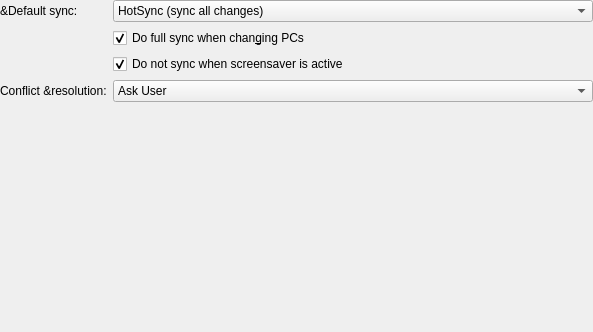
First picture: the form in kpilot/kpilot/config_page_sync.ui, repository chusopr/kdepim-ktimetracker-akonadi, before the edit.
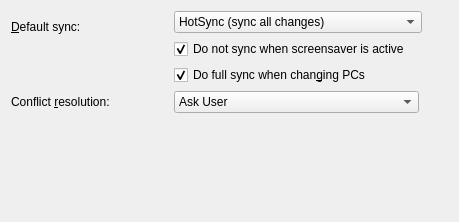
Second picture: the form after the edit. Custom widgets are drawn as their Qt base class.

```diff
--- a/kpilot/kpilot/config_page_sync.ui
+++ b/kpilot/kpilot/config_page_sync.ui
@@ -3,38 +3,58 @@
   <comment>A widget for editing HotSync-specific settings.</comment>
   <exportmacro></exportmacro>
   <class>SyncConfigWidget</class>
-  <widget class="QWidget" name="SyncConfigForm" >
+ <widget class="QWidget" name="SyncConfigWidget" >
     <property name="geometry" >
       <rect>
         <x>0</x>
         <y>0</y>
-        <width>593</width>
-        <height>332</height>
+    <width>459</width>
+    <height>222</height>
       </rect>
     </property>
     <property name="windowTitle" >
       <string>KPilot Options</string>
     </property>
-    <layout class="QGridLayout" >
-      <property name="margin" >
-        <number>0</number>
-      </property>
-      <item row="1" column="1" >
-        <widget class="QCheckBox" name="fFullSyncCheck" >
+  <layout class="QGridLayout" name="gridLayout" >
+   <item rowspan="2" row="0" column="0" >
+    <layout class="QVBoxLayout" name="verticalLayout_2" >
+     <item>
+      <widget class="QLabel" name="textLabel1_2" >
           <property name="text" >
-            <string>Do full sync when chan&amp;ging PCs</string>
-          </property>
-          <property name="checked" >
-            <bool>true</bool>
-          </property>
-          <property name="whatsThis" stdset="0" >
-            <string>&lt;qt>Check this box to perform a full sync when your last sync was performed with another PC or system, to guarantee the completeness of your data.&lt;/qt></string>
-          </property>
-        </widget>
+        <string>&amp;Default sync:</string>
+       </property>
+       <property name="wordWrap" >
+        <bool>false</bool>
+       </property>
+       <property name="buddy" >
+        <cstring>fSpecialSync</cstring>
+       </property>
+      </widget>
+     </item>
+     <item>
+      <spacer name="horizontalSpacer" >
+       <property name="orientation" >
+        <enum>Qt::Horizontal</enum>
+       </property>
+       <property name="sizeHint" stdset="0" >
+        <size>
+         <width>40</width>
+         <height>20</height>
+        </size>
+       </property>
+      </spacer>
+     </item>
+    </layout>
       </item>
       <item row="0" column="1" >
-        <widget class="QComboBox" name="fSpecialSync" >
-          <property name="whatsThis" stdset="0" >
+    <widget class="KComboBox" name="fSpecialSync" >
+     <property name="sizePolicy" >
+      <sizepolicy vsizetype="Fixed" hsizetype="Maximum" >
+       <horstretch>0</horstretch>
+       <verstretch>0</verstretch>
+      </sizepolicy>
+     </property>
+     <property name="whatsThis" >
             <string>&lt;qt>Select in this list the synchronization type that KPilot will use as default. Possible values are:&lt;br>"HotSync", to run all selected conduits, and sync the databases with a modified flag set, updating the modified records only;&lt;br>"FullSync" to run all selected conduits, and sync all databases, reading all records, and performing a full backup;&lt;br>"Copy PC to handheld" to run all conduits and sync all databases, but instead of merging the information from both sources, copy the PC data to the handheld;&lt;br>"Copy handheld to PC" to run all conduits and sync all databases, but instead of merging the information from both sources, copy the handheld data to the PC.&lt;/qt></string>
           </property>
           <item>
@@ -59,38 +79,89 @@
           </item>
         </widget>
       </item>
-      <item row="0" column="0" >
-        <widget class="QLabel" name="textLabel1_2" >
+   <item rowspan="2" row="1" column="1" colspan="2" >
+    <layout class="QVBoxLayout" name="verticalLayout" >
+     <item>
+      <widget class="QCheckBox" name="fScreenlockSecure" >
+       <property name="sizePolicy" >
+        <sizepolicy vsizetype="Fixed" hsizetype="Preferred" >
+         <horstretch>0</horstretch>
+         <verstretch>0</verstretch>
+        </sizepolicy>
+       </property>
+       <property name="whatsThis" >
+        <string>&lt;qt>Check this box to prevent KPilot from syncing your handheld while the screensaver is active: this is a security measure to prevent others from syncing &lt;i>their&lt;/i> handhelds with your data.  This option must be disabled when you use a different desktop, since KPilot is not aware of screensavers other than KDE's.&lt;/qt></string>
+       </property>
           <property name="text" >
-            <string>&amp;Default sync:</string>
-          </property>
-          <property name="buddy" stdset="0" >
-            <cstring>fSpecialSync</cstring>
-          </property>
-          <property name="wordWrap" >
-            <bool>false</bool>
-          </property>
-        </widget>
-      </item>
-      <item row="4" column="1" >
-        <spacer name="spacer3" >
-          <property name="sizeHint" >
+        <string>Do not sync when screensaver is active</string>
+       </property>
+       <property name="checked" >
+        <bool>true</bool>
+       </property>
+      </widget>
+     </item>
+     <item>
+      <widget class="QCheckBox" name="fFullSyncCheck" >
+       <property name="sizePolicy" >
+        <sizepolicy vsizetype="Fixed" hsizetype="Preferred" >
+         <horstretch>0</horstretch>
+         <verstretch>0</verstretch>
+        </sizepolicy>
+       </property>
+       <property name="whatsThis" >
+        <string>&lt;qt>Check this box to perform a full sync when your last sync was performed with another PC or system, to guarantee the completeness of your data.&lt;/qt></string>
+       </property>
+       <property name="text" >
+        <string>Do full sync when chan&amp;ging PCs</string>
+       </property>
+       <property name="checked" >
+        <bool>true</bool>
+       </property>
+      </widget>
+     </item>
+    </layout>
+   </item>
+   <item row="2" column="0" >
+    <spacer name="horizontalSpacer_2" >
+     <property name="orientation" >
+      <enum>Qt::Horizontal</enum>
+     </property>
+     <property name="sizeHint" stdset="0" >
             <size>
-              <width>20</width>
-              <height>170</height>
-            </size>
-          </property>
-          <property name="sizeType" >
-            <enum>QSizePolicy::Expanding</enum>
-          </property>
-          <property name="orientation" >
-            <enum>Qt::Vertical</enum>
-          </property>
-        </spacer>
-      </item>
+       <width>40</width>
+       <height>17</height>
+      </size>
+     </property>
+    </spacer>
+   </item>
+   <item row="3" column="0" >
+    <widget class="QLabel" name="textLabel1" >
+     <property name="sizePolicy" >
+      <sizepolicy vsizetype="Preferred" hsizetype="Maximum" >
+       <horstretch>0</horstretch>
+       <verstretch>0</verstretch>
+      </sizepolicy>
+     </property>
+     <property name="text" >
+      <string>Conflict &amp;resolution:</string>
+     </property>
+     <property name="wordWrap" >
+      <bool>false</bool>
+     </property>
+     <property name="buddy" >
+      <cstring>fConflictResolution</cstring>
+     </property>
+    </widget>
+   </item>
       <item row="3" column="1" >
-        <widget class="QComboBox" name="fConflictResolution" >
-          <property name="whatsThis" stdset="0" >
+    <widget class="KComboBox" name="fConflictResolution" >
+     <property name="sizePolicy" >
+      <sizepolicy vsizetype="Fixed" hsizetype="Maximum" >
+       <horstretch>0</horstretch>
+       <verstretch>0</verstretch>
+      </sizepolicy>
+     </property>
+     <property name="whatsThis" >
             <string>&lt;qt>Select in this list how conflicting entries (entries which were edited both on your handheld and on the PC) are resolved. Possibly values are  "Ask User" to let you decide case by case, "Do Nothing" to allow the entries to be different, "PC overrides", "Handheld overrides", "Use values from last sync" and "Use both entries" to create a new entry on both the PC and handheld. Note that the conflict resolution option selected here can be overridden by conduits that have their own conflict resolution configuration.&lt;/qt></string>
           </property>
           <item>
@@ -115,52 +186,43 @@
           </item>
           <item>
             <property name="text" >
-              <string>Values From Last Sync (if possible)</string>
+       <string>Values From Last Sync (Not Supported)</string>
             </property>
           </item>
           <item>
             <property name="text" >
-              <string>Use Both Entries</string>
+       <string>Use Both Entries (Not Supported)</string>
             </property>
           </item>
         </widget>
       </item>
-      <item row="3" column="0" >
-        <widget class="QLabel" name="textLabel1" >
-          <property name="sizePolicy" >
-            <sizepolicy>
-              <hsizetype>4</hsizetype>
-              <vsizetype>5</vsizetype>
-              <horstretch>0</horstretch>
-              <verstretch>0</verstretch>
-            </sizepolicy>
-          </property>
-          <property name="text" >
-            <string>Conflict &amp;resolution:</string>
-          </property>
-          <property name="buddy" stdset="0" >
-            <cstring>fConflictResolution</cstring>
-          </property>
-          <property name="wordWrap" >
-            <bool>false</bool>
-          </property>
-        </widget>
-      </item>
-      <item row="2" column="1" >
-        <widget class="QCheckBox" name="fScreenlockSecure" >
-          <property name="text" >
-            <string>Do not sync when screensaver is active</string>
-          </property>
-          <property name="checked" >
-            <bool>true</bool>
-          </property>
-          <property name="whatsThis" stdset="0" >
-            <string>&lt;qt>Check this box to prevent KPilot from syncing your handheld while the screensaver is active: this is a security measure to prevent others from syncing &lt;i>their&lt;/i> handhelds with your data.  This option must be disabled when you use a different desktop, since KPilot is not aware of screensavers other than KDE's.&lt;/qt></string>
-          </property>
-        </widget>
+   <item row="4" column="2" >
+    <spacer name="spacer3" >
+     <property name="orientation" >
+      <enum>Qt::Vertical</enum>
+     </property>
+     <property name="sizeType" >
+      <enum>QSizePolicy::Expanding</enum>
+     </property>
+     <property name="sizeHint" stdset="0" >
+      <size>
+       <width>20</width>
+       <height>170</height>
+      </size>
+     </property>
+    </spacer>
       </item>
     </layout>
   </widget>
   <layoutdefault spacing="6" margin="11" />
   <pixmapfunction>qPixmapFromMimeSource</pixmapfunction>
+ <customwidgets>
+  <customwidget>
+   <class>KComboBox</class>
+   <extends>QComboBox</extends>
+   <header>kcombobox.h</header>
+  </customwidget>
+ </customwidgets>
+ <resources/>
+ <connections/>
 </ui>
```
Left out of the diff: 3 changed lines with no effect on the pictures. Lines whose indentation alone changed are shown as unchanged.
